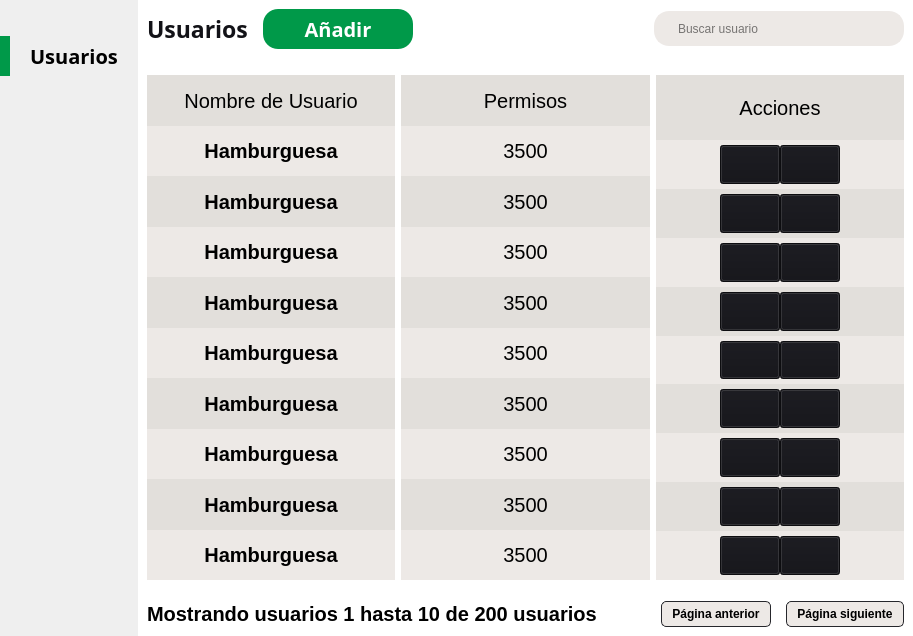
Above: POS_Application/src/ui/users/users.ui from Svndda/POS before the change. Below: the same form after it.
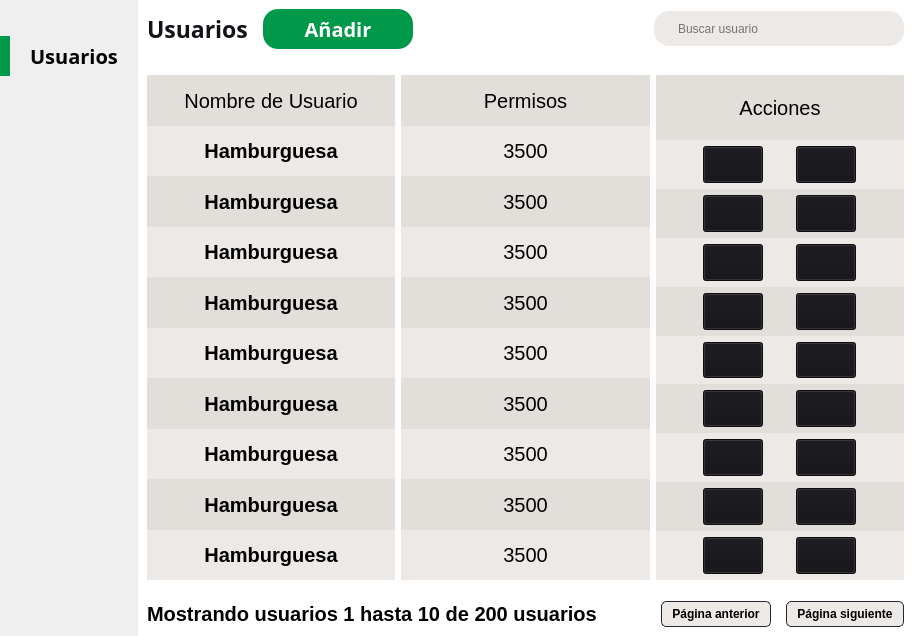
That is the form after the change. Icons and pictures are not drawn.

Patch:
```diff
--- a/POS_Application/src/ui/users/users.ui
+++ b/POS_Application/src/ui/users/users.ui
@@ -902,6 +902,10 @@
               <number>0</number>
              </property>
              <item row="0" column="0">
+              <widget class="QWidget" name="" native="true">
+               <property name="styleSheet">
+                <string notr="true">background-color: transparent;</string>
+               </property>
               <layout class="QHBoxLayout" name="horizontalLayout_12">
                <property name="spacing">
                 <number>0</number>
@@ -910,10 +914,10 @@
                 <enum>QLayout::SizeConstraint::SetDefaultConstraint</enum>
                </property>
                <property name="topMargin">
-                <number>0</number>
+                 <number>1</number>
                </property>
                <property name="bottomMargin">
-                <number>0</number>
+                 <number>1</number>
                </property>
                <item>
                 <widget class="QPushButton" name="deleteProduct_button_0">
@@ -1000,6 +1004,7 @@
                 </widget>
                </item>
               </layout>
+              </widget>
              </item>
             </layout>
            </widget>
@@ -1034,15 +1039,19 @@
               <number>0</number>
              </property>
              <item row="0" column="0">
+              <widget class="QWidget" name="" native="true">
+               <property name="styleSheet">
+                <string notr="true">background-color: transparent;</string>
+               </property>
               <layout class="QHBoxLayout" name="horizontalLayout_11">
                <property name="spacing">
                 <number>0</number>
                </property>
                <property name="topMargin">
-                <number>0</number>
+                 <number>1</number>
                </property>
                <property name="bottomMargin">
-                <number>0</number>
+                 <number>1</number>
                </property>
                <item>
                 <widget class="QPushButton" name="deleteProduct_button_1">
@@ -1129,6 +1138,7 @@
                 </widget>
                </item>
               </layout>
+              </widget>
              </item>
             </layout>
            </widget>
@@ -1162,15 +1172,19 @@
               <number>0</number>
              </property>
              <item row="0" column="0">
+              <widget class="QWidget" name="" native="true">
+               <property name="styleSheet">
+                <string notr="true">background-color: transparent;</string>
+               </property>
               <layout class="QHBoxLayout" name="horizontalLayout_10">
                <property name="spacing">
                 <number>0</number>
                </property>
                <property name="topMargin">
-                <number>0</number>
+                 <number>1</number>
                </property>
                <property name="bottomMargin">
-                <number>0</number>
+                 <number>1</number>
                </property>
                <item>
                 <widget class="QPushButton" name="deleteProduct_button_2">
@@ -1257,6 +1271,7 @@
                 </widget>
                </item>
               </layout>
+              </widget>
              </item>
             </layout>
            </widget>
@@ -1291,15 +1306,19 @@
               <number>0</number>
              </property>
              <item row="0" column="0">
+              <widget class="QWidget" name="" native="true">
+               <property name="styleSheet">
+                <string notr="true">background-color: transparent;</string>
+               </property>
               <layout class="QHBoxLayout" name="horizontalLayout_9">
                <property name="spacing">
                 <number>0</number>
                </property>
                <property name="topMargin">
-                <number>0</number>
+                 <number>1</number>
                </property>
                <property name="bottomMargin">
-                <number>0</number>
+                 <number>1</number>
                </property>
                <item>
                 <widget class="QPushButton" name="deleteProduct_button_3">
@@ -1386,6 +1405,7 @@
                 </widget>
                </item>
               </layout>
+              </widget>
              </item>
             </layout>
            </widget>
@@ -1419,15 +1439,19 @@
               <number>0</number>
              </property>
              <item row="0" column="0">
+              <widget class="QWidget" name="" native="true">
+               <property name="styleSheet">
+                <string notr="true">background-color: transparent;</string>
+               </property>
               <layout class="QHBoxLayout" name="horizontalLayout_8">
                <property name="spacing">
                 <number>0</number>
                </property>
                <property name="topMargin">
-                <number>0</number>
+                 <number>1</number>
                </property>
                <property name="bottomMargin">
-                <number>0</number>
+                 <number>1</number>
                </property>
                <item>
                 <widget class="QPushButton" name="deleteProduct_button_4">
@@ -1514,6 +1538,7 @@
                 </widget>
                </item>
               </layout>
+              </widget>
              </item>
             </layout>
            </widget>
@@ -1548,15 +1573,19 @@
               <number>0</number>
              </property>
              <item row="0" column="0">
+              <widget class="QWidget" name="" native="true">
+               <property name="styleSheet">
+                <string notr="true">background-color: transparent;</string>
+               </property>
               <layout class="QHBoxLayout" name="horizontalLayout_7">
                <property name="spacing">
                 <number>0</number>
                </property>
                <property name="topMargin">
-                <number>0</number>
+                 <number>1</number>
                </property>
                <property name="bottomMargin">
-                <number>0</number>
+                 <number>1</number>
                </property>
                <item>
                 <widget class="QPushButton" name="deleteProduct_button_5">
@@ -1579,9 +1608,11 @@
                   </size>
                  </property>
                  <property name="styleSheet">
-                  <string notr="true">background-color: rgb(18, 18, 23);
-padding: 5px;
-color:rgb(255, 255, 255);</string>
+                   <string notr="true">QPushButton {
+	background-color: rgb(18, 18, 23);
+	padding: 5px;
+	color:rgb(255, 255, 255);
+}</string>
                  </property>
                  <property name="text">
                   <string/>
@@ -1643,6 +1674,7 @@
                 </widget>
                </item>
               </layout>
+              </widget>
              </item>
             </layout>
            </widget>
@@ -1676,15 +1708,19 @@
               <number>0</number>
              </property>
              <item row="0" column="0">
+              <widget class="QWidget" name="" native="true">
+               <property name="styleSheet">
+                <string notr="true">background-color: transparent;</string>
+               </property>
               <layout class="QHBoxLayout" name="horizontalLayout_6">
                <property name="spacing">
                 <number>0</number>
                </property>
                <property name="topMargin">
-                <number>0</number>
+                 <number>1</number>
                </property>
                <property name="bottomMargin">
-                <number>0</number>
+                 <number>1</number>
                </property>
                <item>
                 <widget class="QPushButton" name="deleteProduct_button_6">
@@ -1771,6 +1807,7 @@
                 </widget>
                </item>
               </layout>
+              </widget>
              </item>
             </layout>
            </widget>
@@ -1805,15 +1842,19 @@
               <number>0</number>
              </property>
              <item row="0" column="0">
+              <widget class="QWidget" name="" native="true">
+               <property name="styleSheet">
+                <string notr="true">background-color: transparent;</string>
+               </property>
               <layout class="QHBoxLayout" name="horizontalLayout_5">
                <property name="spacing">
                 <number>0</number>
                </property>
                <property name="topMargin">
-                <number>0</number>
+                 <number>1</number>
                </property>
                <property name="bottomMargin">
-                <number>0</number>
+                 <number>1</number>
                </property>
                <item>
                 <widget class="QPushButton" name="deleteProduct_button_7">
@@ -1900,6 +1941,7 @@
                 </widget>
                </item>
               </layout>
+              </widget>
              </item>
             </layout>
            </widget>
@@ -1933,15 +1975,19 @@
               <number>0</number>
              </property>
              <item row="0" column="0">
+              <widget class="QWidget" name="" native="true">
+               <property name="styleSheet">
+                <string notr="true">background-color: transparent;</string>
+               </property>
               <layout class="QHBoxLayout" name="horizontalLayout_4">
                <property name="spacing">
                 <number>0</number>
                </property>
                <property name="topMargin">
-                <number>0</number>
+                 <number>1</number>
                </property>
                <property name="bottomMargin">
-                <number>0</number>
+                 <number>1</number>
                </property>
                <item>
                 <widget class="QPushButton" name="deleteProduct_button_8">
@@ -2028,6 +2074,7 @@
                 </widget>
                </item>
               </layout>
+              </widget>
              </item>
             </layout>
            </widget>
```
Lines whose indentation alone changed are shown as unchanged.
